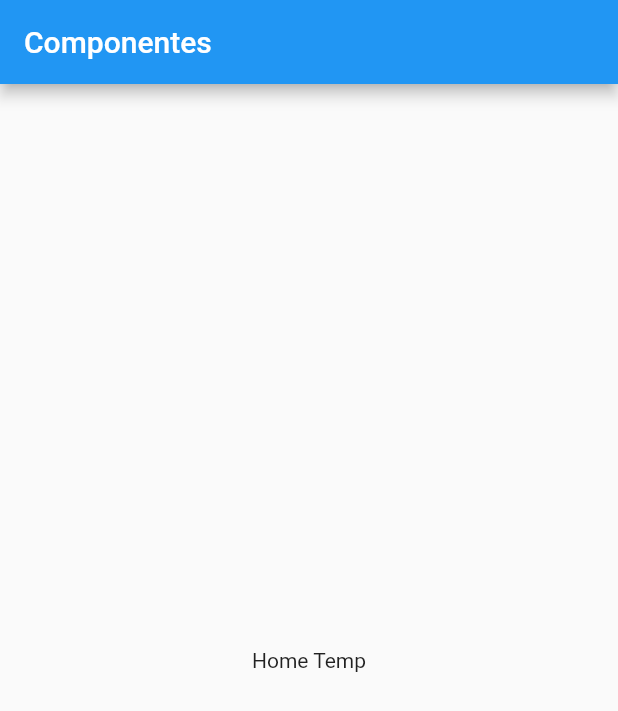
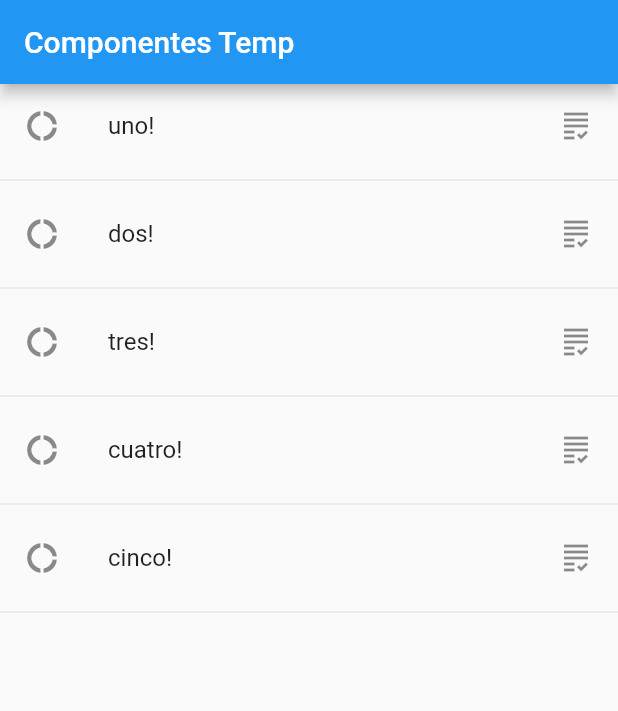
Before and after one commit to corpotecguayanaca/componentes-flutter, a Flutter app: the screen it shows after launch, on a phone screen of 412 x 824 dp. Shown: the top 711 px of the screen. Run offline on Flutter 3.47's test engine with Material 2 defaults, Android fonts, the phone set to English and light mode, and no system bars.

Commit message:
ListView en home temp

```diff
--- a/lib/main.dart
+++ b/lib/main.dart
@@ -12,12 +12,7 @@ class MyApp extends StatelessWidget {
     return MaterialApp(
       title: 'Componentes APP',
       debugShowCheckedModeBanner: false,
-      home: Scaffold(
-        appBar: AppBar(
-          title: const Text('Componentes'),
-        ),
-        body: HomePageTemp(),
-      ),
+      home: HomePageTemp(),
     );
   }
 }
--- a/lib/src/pages/home_temp.dart
+++ b/lib/src/pages/home_temp.dart
@@ -1,12 +1,50 @@
 import 'package:flutter/material.dart';
 
 class HomePageTemp extends StatelessWidget {
-  const HomePageTemp({super.key});
+  HomePageTemp({super.key});
+
+  final opciones = ['uno', 'dos', 'tres', 'cuatro', 'cinco'];
 
   @override
   Widget build(BuildContext context) {
-    return Center(
-      child: Text("Home Temp"),
+    return Scaffold(
+      appBar: AppBar(
+        title: Text("Componentes Temp"),
+      ),
+      body: ListView(
+        children: _crearItemsCorta(),
+      ),
     );
   }
+
+  List<Widget> _crearItems() {
+    List<Widget> lista = [];
+
+    for (String opt in opciones) {
+      final tempWidget = ListTile(
+        title: Text(opt),
+      );
+
+      lista..add(tempWidget)
+          ..add(Divider());
+    }
+
+    return lista;
+  }
+
+  List<Widget> _crearItemsCorta() {
+    return opciones.map((item) {
+      return Column(
+        children: [
+          ListTile(
+            title: Text("$item!"),
+            leading: Icon(Icons.donut_large),
+            trailing: Icon(Icons.grading),
+            onTap: (){},
+          ),
+          const Divider(),
+        ],
+      );
+    }).toList();
+  }
 }
```
